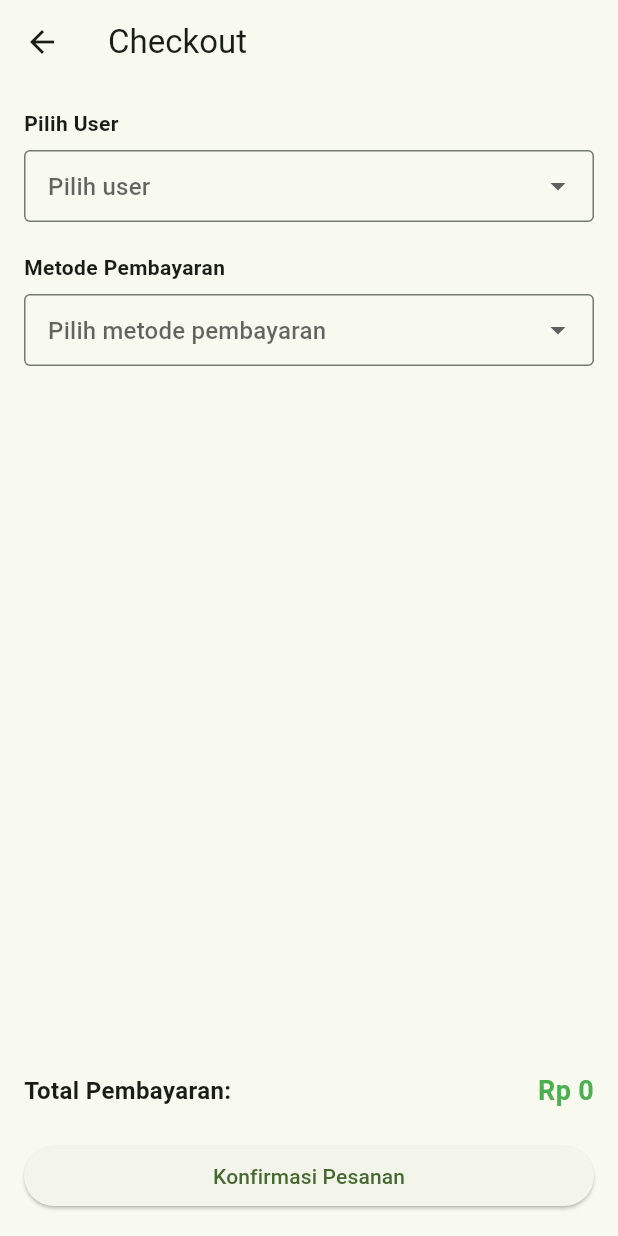
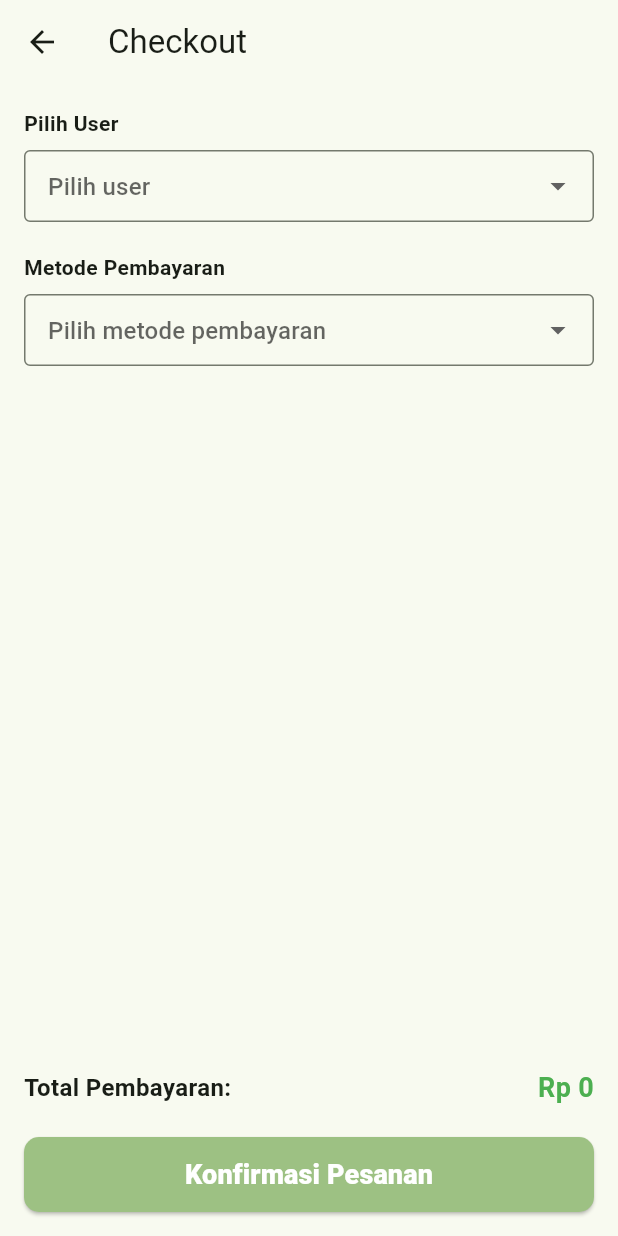
Before and after one commit to itsdrsw/POS-Flutter, a Flutter app: the BakeryCheckout screen opened directly with empty values, on a phone screen of 412 x 824 dp. Run offline on Flutter 3.47's test engine with Material 3 defaults, Android fonts, the phone set to English and light mode, and no system bars; our stand-ins replace carousel_slider.

Commit message:
[UPDATE] Mengubah format harga ke rupiah

```diff
--- a/lib/pages/apps/bakery/bakery_checkout.dart
+++ b/lib/pages/apps/bakery/bakery_checkout.dart
@@ -1,4 +1,5 @@
 import 'package:flutter/material.dart';
+import 'package:intl/intl.dart';
 
 class BakeryCheckout extends StatefulWidget {
   final double total;
@@ -14,6 +15,11 @@ class _BakeryCheckoutState extends State<BakeryCheckout> {
 
   final List<String> users = ["Hanoman", "Sinta", "Rama"];
   final List<String> payments = ["Cash", "Transfer Bank", "QRIS"];
+  final formatter = NumberFormat.currency(
+    locale: 'id_ID',
+    symbol: 'Rp ',
+    decimalDigits: 0,
+  );
 
   @override
   Widget build(BuildContext context) {
@@ -75,7 +81,7 @@ class _BakeryCheckoutState extends State<BakeryCheckout> {
                   style: TextStyle(fontSize: 16, fontWeight: FontWeight.w600),
                 ),
                 Text(
-                  "Rp ${widget.total.toStringAsFixed(0)}",
+                  formatter.format(widget.total),
                   style: const TextStyle(
                     fontSize: 18,
                     fontWeight: FontWeight.bold,
@@ -90,6 +96,14 @@ class _BakeryCheckoutState extends State<BakeryCheckout> {
             SizedBox(
               width: double.infinity,
               child: ElevatedButton(
+                style: ElevatedButton.styleFrom(
+                  foregroundColor: Colors.white,
+                  backgroundColor: const Color(0xFF9DC183),
+                  fixedSize: const Size(80, 50),
+                  shape: RoundedRectangleBorder(
+                    borderRadius: BorderRadius.circular(10),
+                  ),
+                ),
                 onPressed: () {
                   if (selectedUser == null || selectedPayment == null) {
                     ScaffoldMessenger.of(context).showSnackBar(
@@ -112,7 +126,10 @@ class _BakeryCheckoutState extends State<BakeryCheckout> {
 
                   Navigator.popUntil(context, ModalRoute.withName('/home'));
                 },
-                child: const Text("Konfirmasi Pesanan"),
+                child: const Text(
+                  "Konfirmasi Pesanan",
+                  style: TextStyle(fontWeight: FontWeight.w800, fontSize: 18),
+                ),
               ),
             ),
           ],
--- a/pubspec.yaml
+++ b/pubspec.yaml
@@ -11,6 +11,7 @@ dependencies:
   flutter:
     sdk: flutter
   carousel_slider: ^5.1.1
+  intl: ^0.20.2
 
   cupertino_icons: ^1.0.8
   provider: ^6.1.5+1
```
Also changed, not shown: lib/pages/apps/bakery/bakery_cart.dart (+10 -2 lines), pubspec.lock.
